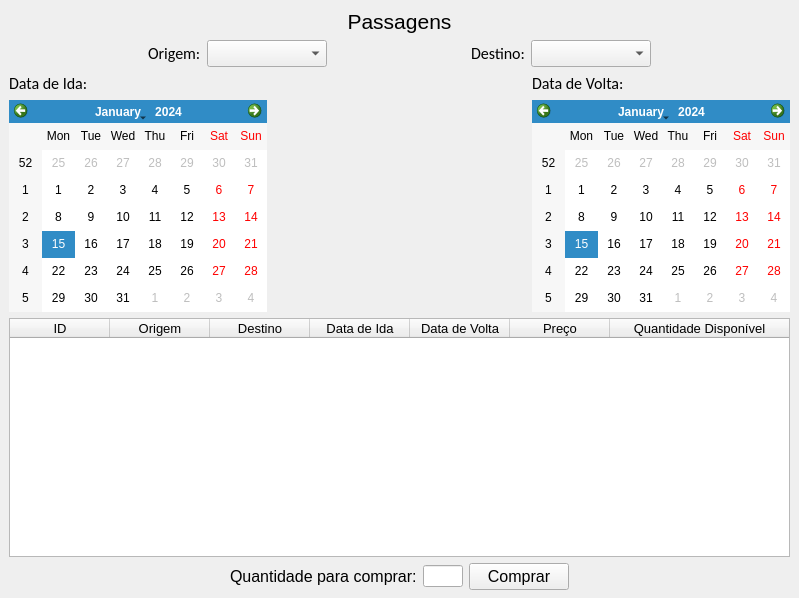
Above: Trab4/Client/items_list.ui from Angelin01/CSS30-2018-2 before the change. Below: the same form after it.
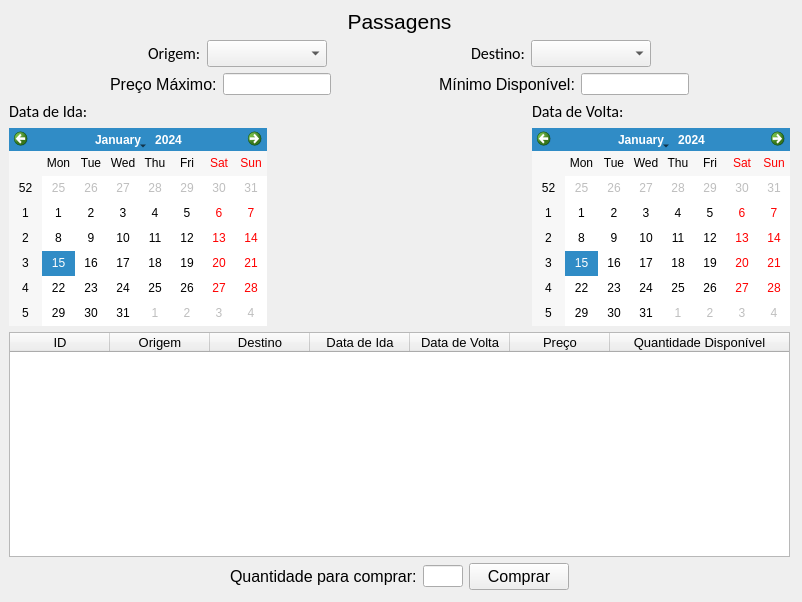
That is the form after the change.

The edit to the form file:
```diff
--- a/Trab4/Client/items_list.ui
+++ b/Trab4/Client/items_list.ui
@@ -6,8 +6,8 @@
    <rect>
     <x>0</x>
     <y>0</y>
-    <width>799</width>
-    <height>598</height>
+    <width>802</width>
+    <height>602</height>
    </rect>
   </property>
   <property name="windowTitle">
@@ -140,6 +140,81 @@
       </item>
      </layout>
     </item>
+    <item>
+     <layout class="QHBoxLayout" name="horizontalLayout_3">
+      <item>
+       <spacer name="horizontalSpacer_7">
+        <property name="orientation">
+         <enum>Qt::Horizontal</enum>
+        </property>
+        <property name="sizeHint" stdset="0">
+         <size>
+          <width>40</width>
+          <height>20</height>
+         </size>
+        </property>
+       </spacer>
+      </item>
+      <item>
+       <widget class="QLabel" name="labelMaxPrice">
+        <property name="font">
+         <font>
+          <family>Arial</family>
+          <pointsize>12</pointsize>
+         </font>
+        </property>
+        <property name="text">
+         <string>Preço Máximo:</string>
+        </property>
+       </widget>
+      </item>
+      <item>
+       <widget class="QLineEdit" name="editMaxPrice"/>
+      </item>
+      <item>
+       <spacer name="horizontalSpacer_9">
+        <property name="orientation">
+         <enum>Qt::Horizontal</enum>
+        </property>
+        <property name="sizeHint" stdset="0">
+         <size>
+          <width>40</width>
+          <height>20</height>
+         </size>
+        </property>
+       </spacer>
+      </item>
+      <item>
+       <widget class="QLabel" name="editMinAvailable">
+        <property name="font">
+         <font>
+          <family>Arial</family>
+          <pointsize>12</pointsize>
+         </font>
+        </property>
+        <property name="text">
+         <string>Mínimo Disponível:</string>
+        </property>
+       </widget>
+      </item>
+      <item>
+       <widget class="QLineEdit" name="lineEdit_2"/>
+      </item>
+      <item>
+       <spacer name="horizontalSpacer_8">
+        <property name="orientation">
+         <enum>Qt::Horizontal</enum>
+        </property>
+        <property name="sizeHint" stdset="0">
+         <size>
+          <width>40</width>
+          <height>20</height>
+         </size>
+        </property>
+       </spacer>
+      </item>
+     </layout>
+    </item>
     <item>
      <layout class="QHBoxLayout" name="dateLayout">
       <item>
```
